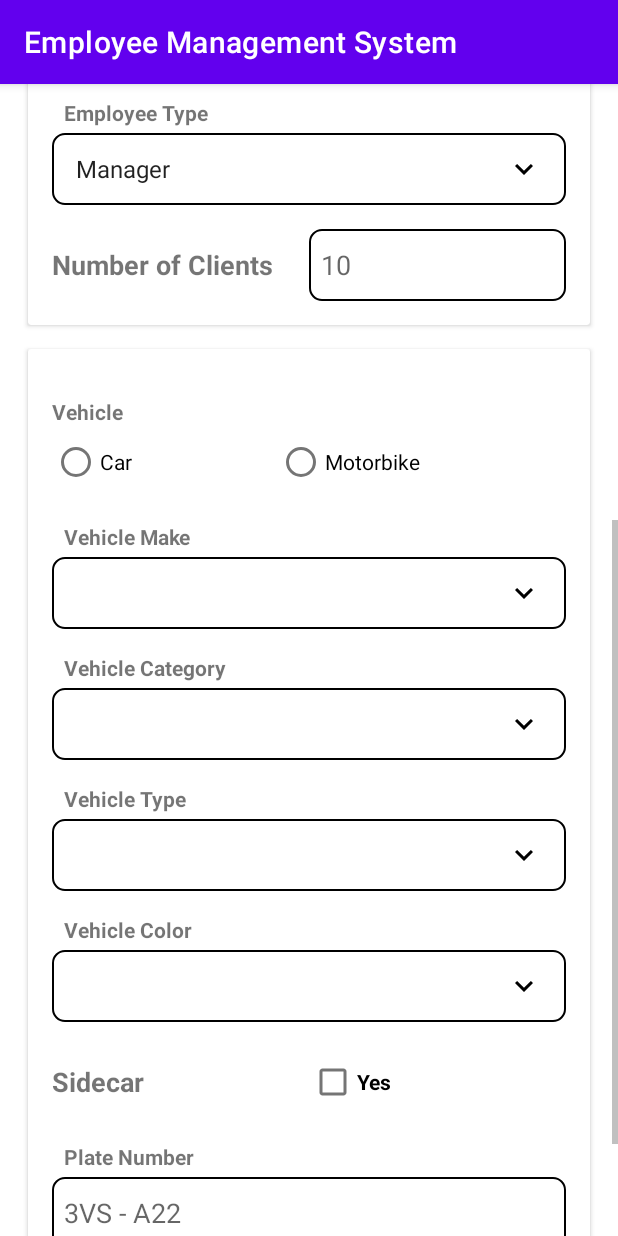
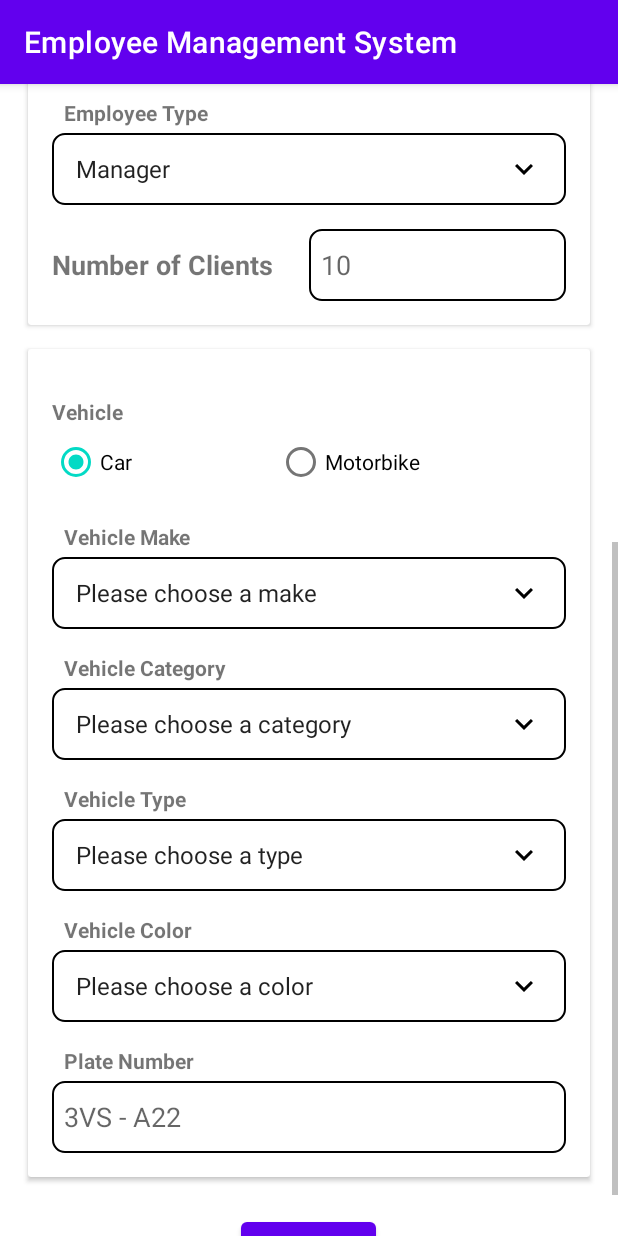
Before and after one commit to darshan0900/FP3125_Darshan, an Android app: the screen it shows after launch (MainActivity), scrolled down 537 dp, on a phone screen of 412 x 824 dp. Run offline under Robolectric (Android 15) with nearby library versions, the phone set to English and light mode, and no system bars.

Commit message:
added registration controller and configured spinner data

```diff
--- /dev/null
+++ b/app/src/main/java/com/darshan09200/employeemanagementsystem/Convertor.java
@@ -0,0 +1,43 @@
+package com.darshan09200.employeemanagementsystem;
+
+public class Convertor {
+    public static Vehicle convertVehicle(String text) {
+        for (Vehicle v :
+                Vehicle.values()) {
+            if (v.getLabel().equalsIgnoreCase(text)) return v;
+        }
+        return null;
+    }
+
+    public static VehicleMake convertVehicleMake(String text) {
+        for (VehicleMake v :
+                VehicleMake.values()) {
+            if (v.getLabel().equalsIgnoreCase(text)) return v;
+        }
+        return null;
+    }
+
+    public static VehicleCategory convertVehicleCategory(String text) {
+        for (VehicleCategory v :
+                VehicleCategory.values()) {
+            if (v.getLabel().equalsIgnoreCase(text)) return v;
+        }
+        return null;
+    }
+
+    public static VehicleType convertVehicleType(String text) {
+        for (VehicleType v :
+                VehicleType.values()) {
+            if (v.getLabel().equalsIgnoreCase(text)) return v;
+        }
+        return null;
+    }
+
+    public static VehicleColor convertVehicleColor(String text) {
+        for (VehicleColor v :
+                VehicleColor.values()) {
+            if (v.getLabel().equalsIgnoreCase(text)) return v;
+        }
+        return null;
+    }
+}
--- /dev/null
+++ b/app/src/main/java/com/darshan09200/employeemanagementsystem/Registration.java
@@ -0,0 +1,171 @@
+package com.darshan09200.employeemanagementsystem;
+
+
+import java.util.ArrayList;
+
+enum Vehicle {
+    BOTH("Both"),
+    CAR("Car"),
+    MOTORCYCLE("Motorcycle");
+
+    private final String label;
+
+    Vehicle(String label) {
+        this.label = label;
+    }
+
+    public String getLabel() {
+        return label;
+    }
+}
+
+enum VehicleMake {
+    CHOOSE_MAKE("Please choose a make", Vehicle.BOTH),
+    KAWASAKI("Kawasaki", Vehicle.MOTORCYCLE),
+    HONDA("Honda", Vehicle.BOTH),
+    LAMBORGHINI("Lamborghini", Vehicle.CAR),
+    BMW("BMW", Vehicle.CAR),
+    RENAULT("Renault", Vehicle.CAR),
+    MAZDA("Mazda", Vehicle.CAR);
+
+    private final String label;
+    private final Vehicle vehicle;
+
+    VehicleMake(String label, Vehicle vehicle) {
+        this.label = label;
+        this.vehicle = vehicle;
+    }
+
+    public String getLabel() {
+        return label;
+    }
+
+    public Vehicle getVehicle() {
+        return vehicle;
+    }
+}
+
+enum VehicleCategory {
+    CHOSE_CATEGORY("Please choose a category", Vehicle.BOTH),
+    RACE_MOTORCYCLE("Race Motorcycle", Vehicle.MOTORCYCLE),
+    NOT_FOR_RACE("Not for Race", Vehicle.BOTH),
+    FAMILY("Family", Vehicle.CAR);
+
+    private final String label;
+    private final Vehicle vehicle;
+
+    VehicleCategory(String label, Vehicle vehicle) {
+        this.label = label;
+        this.vehicle = vehicle;
+    }
+
+    public String getLabel() {
+        return label;
+    }
+
+    public Vehicle getVehicle() {
+        return vehicle;
+    }
+}
+
+enum VehicleType {
+    CHOOSE_TYPE("Please choose a type"),
+    SEDAN("Sedan"),
+    SPORT("Sport"),
+    HATCHBACK("Hatchback"),
+    SUV("SUV");
+
+    private final String label;
+
+    VehicleType(String label) {
+        this.label = label;
+    }
+
+    public String getLabel() {
+        return label;
+    }
+}
+
+enum VehicleColor {
+    CHOOSE_COLOR("Please choose a color"),
+    YELLOW("Yellow"),
+    BLACK("Black"),
+    WHITE("White"),
+    RED("Red");
+
+    private final String label;
+
+    VehicleColor(String label) {
+        this.label = label;
+    }
+
+    public String getLabel() {
+        return label;
+    }
+}
+
+
+public class Registration {
+    private static Registration instance;
+
+    private Vehicle vehicle = Vehicle.CAR;
+
+    private Registration() {
+    }
+
+    public static Registration getInstance() {
+        if (instance == null) instance = new Registration();
+        return instance;
+    }
+
+    public Vehicle getVehicle() {
+        return vehicle;
+    }
+
+    public void setVehicle(Vehicle vehicle) {
+        this.vehicle = vehicle;
+    }
+
+    public ArrayList<String> getVehicleMakeData() {
+        ArrayList<String> vehicleMakes = new ArrayList<>();
+
+        for (VehicleMake vehicleMake :
+                VehicleMake.values()) {
+            if (vehicleMake.getVehicle() == vehicle || vehicleMake.getVehicle() == Vehicle.BOTH)
+                vehicleMakes.add(vehicleMake.getLabel());
+        }
+        return vehicleMakes;
+    }
+
+    public ArrayList<String> getVehicleCategoryData() {
+        ArrayList<String> vehicleCategories = new ArrayList<>();
+
+        for (VehicleCategory vehicleCategory :
+                VehicleCategory.values()) {
+            if (vehicleCategory.getVehicle() == vehicle || vehicleCategory.getVehicle() == Vehicle.BOTH)
+                vehicleCategories.add(vehicleCategory.getLabel());
+        }
+        return vehicleCategories;
+    }
+
+    public ArrayList<String> getVehicleTypeData() {
+        ArrayList<String> vehicleTypes = new ArrayList<>();
+
+        for (VehicleType vehicleType :
+                VehicleType.values()) {
+            vehicleTypes.add(vehicleType.getLabel());
+        }
+        return vehicleTypes;
+    }
+
+    public ArrayList<String> getVehicleColorData() {
+        ArrayList<String> vehicleColors = new ArrayList<>();
+
+        for (VehicleColor vehicleColor :
+                VehicleColor.values()) {
+            vehicleColors.add(vehicleColor.getLabel());
+        }
+        return vehicleColors;
+    }
+
+}
--- /dev/null
+++ b/app/src/main/java/com/darshan09200/employeemanagementsystem/RegistrationController.java
@@ -0,0 +1,91 @@
+package com.darshan09200.employeemanagementsystem;
+
+import android.content.Context;
+import android.view.View;
+import android.widget.ArrayAdapter;
+
+import com.darshan09200.employeemanagementsystem.databinding.FragmentRegistrationBinding;
+
+import java.util.ArrayList;
+
+public class RegistrationController {
+
+    FragmentRegistrationBinding binding;
+
+    ArrayList<String> vehicleMakes;
+    ArrayAdapter<String> vehicleMakeAdapter;
+
+    ArrayList<String> vehicleCategory;
+    ArrayAdapter<String> vehicleCategoryAdapter;
+
+    ArrayList<String> vehicleType;
+    ArrayAdapter<String> vehicleTypeAdapter;
+
+    ArrayList<String> vehicleColour;
+    ArrayAdapter<String> vehicleColourAdapter;
+
+    public RegistrationController(Context context, FragmentRegistrationBinding binding) {
+        this.binding = binding;
+
+        vehicleMakes = Registration.getInstance().getVehicleMakeData();
+        vehicleMakeAdapter = new ArrayAdapter(context, android.R.layout.simple_spinner_item, vehicleMakes);
+        vehicleMakeAdapter.setDropDownViewResource(android.R.layout.simple_spinner_dropdown_item);
+        binding.vehicleMake.setAdapter(vehicleMakeAdapter);
+
+        vehicleCategory = Registration.getInstance().getVehicleCategoryData();
+        vehicleCategoryAdapter = new ArrayAdapter(context, android.R.layout.simple_spinner_item, vehicleCategory);
+        vehicleCategoryAdapter.setDropDownViewResource(android.R.layout.simple_spinner_dropdown_item);
+        binding.vehicleCategory.setAdapter(vehicleCategoryAdapter);
+
+        vehicleType = Registration.getInstance().getVehicleTypeData();
+        vehicleTypeAdapter = new ArrayAdapter<>(context, android.R.layout.simple_spinner_item, vehicleType);
+        vehicleTypeAdapter.setDropDownViewResource(android.R.layout.simple_spinner_dropdown_item);
+        binding.vehicleType.setAdapter(vehicleTypeAdapter);
+
+        vehicleColour = Registration.getInstance().getVehicleColorData();
+        vehicleColourAdapter = new ArrayAdapter(context, android.R.layout.simple_spinner_item, vehicleColour);
+        vehicleColourAdapter.setDropDownViewResource(android.R.layout.simple_spinner_dropdown_item);
+        binding.vehicleColor.setAdapter(vehicleColourAdapter);
+
+        resetUI();
+    }
+
+
+    public void resetUI() {
+        binding.empId.setText("123");
+        binding.dob.setText("12/34/5678");
+
+        binding.bonusLabel.setText("Number of Clients");
+
+        binding.vehicle.check(R.id.car);
+
+        showVehicleType();
+        hideSidecar();
+    }
+
+    private void showVehicleType() {
+        if (binding.vehicleTypeLabel.getVisibility() != View.VISIBLE) {
+            binding.vehicleTypeLabel.setVisibility(View.VISIBLE);
+            binding.vehicleType.setVisibility(View.VISIBLE);
+        }
+    }
+
+    private void hideVehicleType() {
+        if (binding.vehicleTypeLabel.getVisibility() != View.GONE) {
+            binding.vehicleTypeLabel.setVisibility(View.GONE);
+            binding.vehicleType.setVisibility(View.GONE);
+        }
+    }
+
+    private void showSidecar() {
+        if (binding.sidecarLayout.getVisibility() != View.VISIBLE) {
+            binding.sidecarLayout.setVisibility(View.VISIBLE);
+        }
+    }
+
+    private void hideSidecar() {
+        if (binding.sidecarLayout.getVisibility() != View.GONE) {
+            binding.sidecarLayout.setVisibility(View.GONE);
+        }
+    }
+}
--- a/app/src/main/java/com/darshan09200/employeemanagementsystem/RegistrationFragment.java
+++ b/app/src/main/java/com/darshan09200/employeemanagementsystem/RegistrationFragment.java
@@ -9,10 +9,22 @@ import androidx.annotation.NonNull;
 import androidx.annotation.Nullable;
 import androidx.fragment.app.Fragment;
 
+import com.darshan09200.employeemanagementsystem.databinding.FragmentRegistrationBinding;
+
 public class RegistrationFragment extends Fragment {
+
+    FragmentRegistrationBinding binding;
+    RegistrationController controller;
+
     @Nullable
     @Override
     public View onCreateView(@NonNull LayoutInflater inflater, @Nullable ViewGroup container, @Nullable Bundle savedInstanceState) {
-        return inflater.inflate(R.layout.fragment_registration, container, false);
+        binding = FragmentRegistrationBinding.inflate(inflater, container, false);
+
+        controller = new RegistrationController(getActivity(), binding);
+
+        binding.dob.setText("12/34/5678");
+
+        return binding.getRoot();
     }
 }
```
